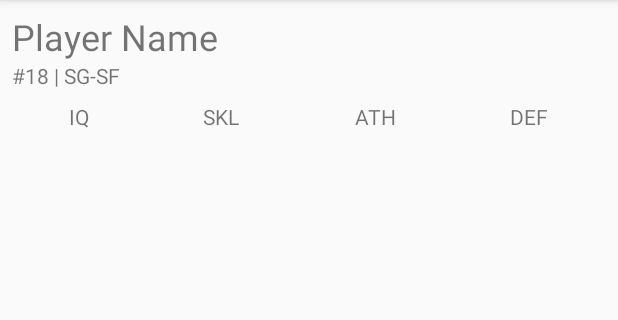
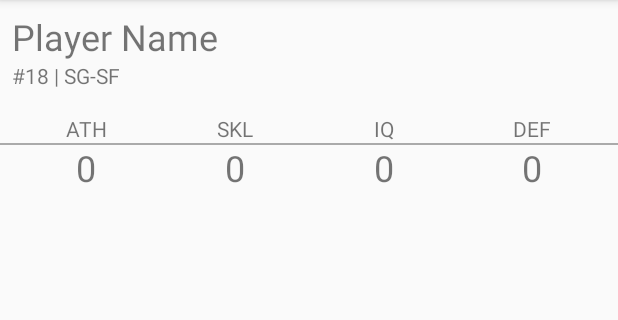
Before and after one commit to ryanmcalpin/basketball-rpg-android, an Android app: the MainActivity screen opened directly, with no data from a screen before it, on a phone screen of 412 x 824 dp, the part 84-404 px from its top. Run offline under Robolectric (Android 15) with nearby library versions, the phone set to English and light mode, and no system bars.

Commit message:
add initial attribute values for UI

```diff
--- a/app/src/main/res/layout/activity_main.xml
+++ b/app/src/main/res/layout/activity_main.xml
@@ -44,15 +44,35 @@
         android:layout_height="wrap_content"
         android:layout_marginEnd="8dp"
         android:layout_marginStart="8dp"
-        android:layout_marginTop="8dp"
+        android:layout_marginTop="16dp"
         android:orientation="horizontal"
         app:layout_constraintEnd_toEndOf="parent"
         app:layout_constraintStart_toStartOf="parent"
         app:layout_constraintTop_toBottomOf="@+id/player_info_view">
 
         <TextView
+            android:id="@+id/textView3"
+            android:layout_width="match_parent"
+            android:layout_height="wrap_content"
+            android:layout_weight="1"
+            android:text="ATH"
+            android:textAlignment="center"
+            tools:layout_editor_absoluteX="8dp"
+            tools:layout_editor_absoluteY="83dp" />
+
+        <TextView
+            android:id="@+id/textView4"
+            android:layout_width="match_parent"
+            android:layout_height="wrap_content"
+            android:layout_weight="1"
+            android:text="SKL"
+            android:textAlignment="center"
+            tools:layout_editor_absoluteX="36dp"
+            tools:layout_editor_absoluteY="83dp" />
+
+        <TextView
             android:id="@+id/textView5"
-            android:layout_width="wrap_content"
+            android:layout_width="match_parent"
             android:layout_height="wrap_content"
             android:layout_weight="1"
             android:text="IQ"
@@ -61,28 +81,8 @@
             tools:layout_editor_absoluteY="83dp" />
 
         <TextView
-            android:id="@+id/textView4"
-            android:layout_width="wrap_content"
-            android:layout_height="wrap_content"
-            android:layout_weight="1"
-            android:text="SKL"
-            android:textAlignment="center"
-            tools:layout_editor_absoluteX="36dp"
-            tools:layout_editor_absoluteY="83dp" />
-
-        <TextView
-            android:id="@+id/textView3"
-            android:layout_width="wrap_content"
-            android:layout_height="wrap_content"
-            android:layout_weight="1"
-            android:text="ATH"
-            android:textAlignment="center"
-            tools:layout_editor_absoluteX="8dp"
-            tools:layout_editor_absoluteY="83dp" />
-
-        <TextView
             android:id="@+id/textView6"
-            android:layout_width="wrap_content"
+            android:layout_width="match_parent"
             android:layout_height="wrap_content"
             android:layout_weight="1"
             android:text="DEF"
@@ -91,6 +91,69 @@
             tools:layout_editor_absoluteY="83dp" />
     </LinearLayout>
 
+    <View
+        android:layout_width="match_parent"
+        android:layout_height="1dp"
+        android:background="@android:color/darker_gray"
+        app:layout_constraintEnd_toEndOf="parent"
+        app:layout_constraintHorizontal_bias="0.0"
+        app:layout_constraintStart_toStartOf="parent"
+        app:layout_constraintTop_toBottomOf="@+id/linearLayout" />
 
+    <LinearLayout
+        android:layout_width="match_parent"
+        android:layout_height="wrap_content"
+        android:layout_marginEnd="8dp"
+        android:layout_marginStart="8dp"
+        android:orientation="horizontal"
+        app:layout_constraintEnd_toEndOf="parent"
+        app:layout_constraintHorizontal_bias="0.0"
+        app:layout_constraintStart_toStartOf="parent"
+        app:layout_constraintTop_toBottomOf="@+id/linearLayout">
+
+        <TextView
+            android:id="@+id/ath_attribute_view"
+            android:layout_width="match_parent"
+            android:layout_height="wrap_content"
+            android:layout_weight="1"
+            android:text="0"
+            android:textAlignment="center"
+            android:textSize="24sp"
+            tools:layout_editor_absoluteX="8dp"
+            tools:layout_editor_absoluteY="83dp" />
+
+        <TextView
+            android:id="@+id/skl_attribute_view"
+            android:layout_width="match_parent"
+            android:layout_height="wrap_content"
+            android:layout_weight="1"
+            android:text="0"
+            android:textAlignment="center"
+            android:textSize="24sp"
+            tools:layout_editor_absoluteX="36dp"
+            tools:layout_editor_absoluteY="83dp" />
+
+        <TextView
+            android:id="@+id/iq_attribute_view"
+            android:layout_width="match_parent"
+            android:layout_height="wrap_content"
+            android:layout_weight="1"
+            android:text="0"
+            android:textAlignment="center"
+            android:textSize="24sp"
+            tools:layout_editor_absoluteX="306dp"
+            tools:layout_editor_absoluteY="83dp" />
+
+        <TextView
+            android:id="@+id/def_attribute_view"
+            android:layout_width="match_parent"
+            android:layout_height="wrap_content"
+            android:layout_weight="1"
+            android:text="0"
+            android:textAlignment="center"
+            android:textSize="24sp"
+            tools:layout_editor_absoluteX="328dp"
+            tools:layout_editor_absoluteY="83dp" />
+    </LinearLayout>
 
 </android.support.constraint.ConstraintLayout>
```
